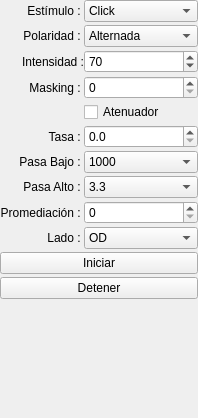
Old version of the form src/main/python/UI/AbrConfig.ui in the repository Debaq/simPEATC.
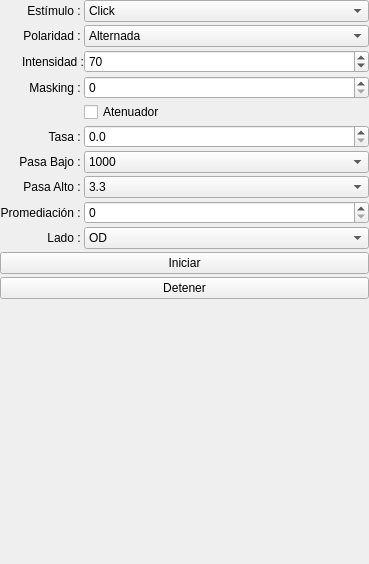
New version of the form.

```diff
--- a/src/main/python/UI/AbrConfig.ui
+++ b/src/main/python/UI/AbrConfig.ui
@@ -6,8 +6,8 @@
    <rect>
     <x>0</x>
     <y>0</y>
-    <width>198</width>
-    <height>418</height>
+    <width>369</width>
+    <height>564</height>
    </rect>
   </property>
   <property name="windowTitle">
```
Left out of the diff: 14 changed lines with no effect on the pictures.
